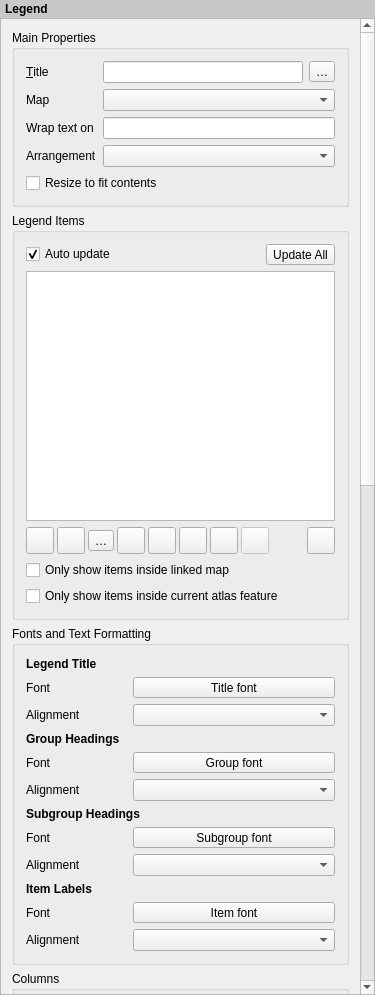
First picture: the form in src/ui/layout/qgslayoutlegendwidgetbase.ui, repository qgis/QGIS, before the edit.
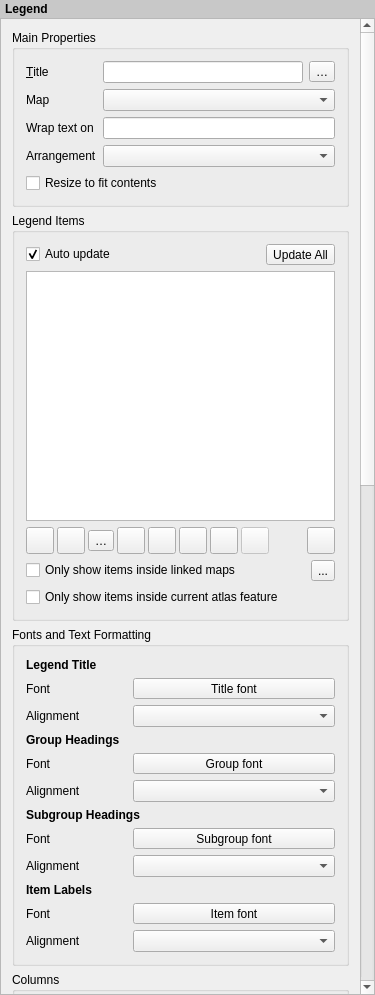
Second picture: the form after the edit. Icons and pictures are not drawn. Custom widgets are drawn as their Qt base class.

Commit message:
[feature][layouts] Support filtering layout legends by multiple linked map items
Instead of limiting layout legend filtering to a single linked map,
this change permits legends to be filtered instead by multiple
linked maps. It is designed to accomodate the use case where
a layout has multiple maps, potentially at different scales
and showing different extents, and a single legend is required
which includes all symbols visible across all the maps.

Sponsored by City of Canning

```diff
--- a/src/ui/layout/qgslayoutlegendwidgetbase.ui
+++ b/src/ui/layout/qgslayoutlegendwidgetbase.ui
@@ -63,9 +63,9 @@
       <property name="geometry">
        <rect>
         <x>0</x>
-        <y>-1282</y>
+        <y>0</y>
         <width>359</width>
-        <height>2253</height>
+        <height>2256</height>
        </rect>
       </property>
       <layout class="QVBoxLayout" name="mainLayout">
@@ -432,14 +432,28 @@
            </layout>
           </item>
           <item>
+           <layout class="QHBoxLayout" name="horizontalLayout_3">
+            <property name="topMargin">
+             <number>0</number>
+            </property>
+            <item>
            <widget class="QCheckBox" name="mFilterByMapCheckBox">
             <property name="toolTip">
              <string>Filter out legend elements that lie outside the linked map item.</string>
             </property>
             <property name="text">
-             <string>Only show items inside linked map</string>
-            </property>
-           </widget>
+               <string>Only show items inside linked maps</string>
+              </property>
+             </widget>
+            </item>
+            <item>
+             <widget class="QToolButton" name="mButtonLinkedMaps">
+              <property name="text">
+               <string>...</string>
+              </property>
+             </widget>
+            </item>
+           </layout>
           </item>
           <item>
            <widget class="QCheckBox" name="mFilterLegendByAtlasCheckBox">
```
Left out of the diff: 4 changed lines with no effect on the pictures. Lines whose indentation alone changed are shown as unchanged. The commit also changes 9 other files.
